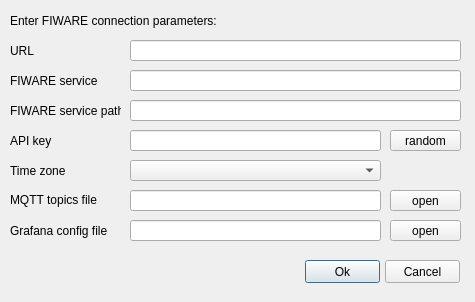
Above: src/gui/fiware_config_dialog_ui.ui from ErnestoVivas/FiBEM before the change. Below: the same form after it.
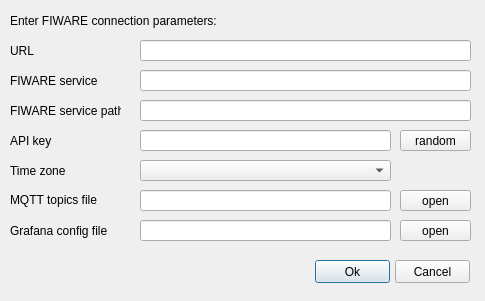
That is the form after the change.

```diff
--- a/src/gui/fiware_config_dialog_ui.ui
+++ b/src/gui/fiware_config_dialog_ui.ui
@@ -6,20 +6,20 @@
    <rect>
     <x>0</x>
     <y>0</y>
-    <width>475</width>
-    <height>302</height>
+    <width>485</width>
+    <height>301</height>
    </rect>
   </property>
   <property name="minimumSize">
    <size>
-    <width>0</width>
-    <height>0</height>
+    <width>485</width>
+    <height>301</height>
    </size>
   </property>
   <property name="maximumSize">
    <size>
-    <width>16777215</width>
-    <height>16777215</height>
+    <width>485</width>
+    <height>301</height>
    </size>
   </property>
   <property name="windowTitle">
@@ -132,7 +132,7 @@
   <widget class="QLineEdit" name="line_edit_url">
    <property name="geometry">
     <rect>
-     <x>130</x>
+     <x>140</x>
      <y>40</y>
      <width>331</width>
      <height>21</height>
@@ -142,7 +142,7 @@
   <widget class="QLineEdit" name="line_edit_api_key">
    <property name="geometry">
     <rect>
-     <x>130</x>
+     <x>140</x>
      <y>130</y>
      <width>251</width>
      <height>21</height>
@@ -152,7 +152,7 @@
   <widget class="QLineEdit" name="line_edit_fiware_service">
    <property name="geometry">
     <rect>
-     <x>130</x>
+     <x>140</x>
      <y>70</y>
      <width>331</width>
      <height>21</height>
@@ -162,7 +162,7 @@
   <widget class="QLineEdit" name="line_edit_fiware_service_path">
    <property name="geometry">
     <rect>
-     <x>130</x>
+     <x>140</x>
      <y>100</y>
      <width>331</width>
      <height>21</height>
@@ -172,7 +172,7 @@
   <widget class="QComboBox" name="combo_box_time_zone">
    <property name="geometry">
     <rect>
-     <x>130</x>
+     <x>140</x>
      <y>160</y>
      <width>251</width>
      <height>21</height>
@@ -182,7 +182,7 @@
   <widget class="QLineEdit" name="line_edit_mqtt_topics_file">
    <property name="geometry">
     <rect>
-     <x>130</x>
+     <x>140</x>
      <y>190</y>
      <width>251</width>
      <height>21</height>
@@ -192,7 +192,7 @@
   <widget class="QPushButton" name="button_open_mqtt_topics_file">
    <property name="geometry">
     <rect>
-     <x>390</x>
+     <x>400</x>
      <y>190</y>
      <width>71</width>
      <height>21</height>
@@ -208,7 +208,7 @@
   <widget class="QLineEdit" name="line_edit_grafana_config_file">
    <property name="geometry">
     <rect>
-     <x>130</x>
+     <x>140</x>
      <y>220</y>
      <width>251</width>
      <height>21</height>
@@ -218,7 +218,7 @@
   <widget class="QPushButton" name="button_open_grafana_config_file">
    <property name="geometry">
     <rect>
-     <x>390</x>
+     <x>400</x>
      <y>220</y>
      <width>71</width>
      <height>21</height>
@@ -234,7 +234,7 @@
   <widget class="QPushButton" name="button_ok">
    <property name="geometry">
     <rect>
-     <x>305</x>
+     <x>315</x>
      <y>260</y>
      <width>75</width>
      <height>23</height>
@@ -250,7 +250,7 @@
   <widget class="QPushButton" name="button_cancel">
    <property name="geometry">
     <rect>
-     <x>385</x>
+     <x>395</x>
      <y>260</y>
      <width>75</width>
      <height>23</height>
@@ -266,7 +266,7 @@
   <widget class="QPushButton" name="button_random_api_key">
    <property name="geometry">
     <rect>
-     <x>390</x>
+     <x>400</x>
      <y>130</y>
      <width>71</width>
      <height>21</height>
```
